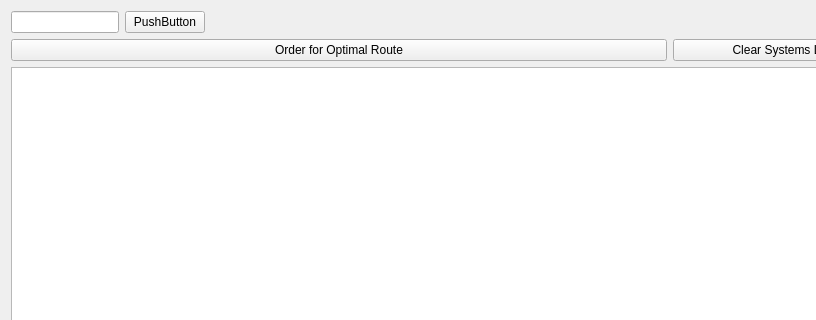
Before: the Qt Designer form widgets/roundtripwidget.ui in alexzk1/ed_highway, drawn with Qt 5; both pictures show x 0 to 816 and y 0 to 320 of the 903 by 597 pixel window.
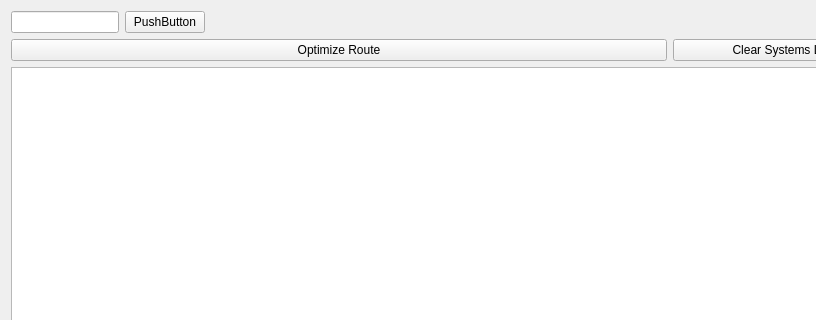
After: the same form once the commit is applied. Icons and pictures are not drawn. Custom widgets are drawn as their Qt base class.

Commit message: does optimized route with custom entered fields

```diff
--- a/widgets/roundtripwidget.ui
+++ b/widgets/roundtripwidget.ui
@@ -69,7 +69,7 @@
         </sizepolicy>
        </property>
        <property name="text">
-        <string>Order for Optimal Route</string>
+        <string>Optimize Route</string>
        </property>
       </widget>
      </item>
```
Left out of the diff: 16 changed lines with no effect on the pictures. The commit also changes 7 other files.
